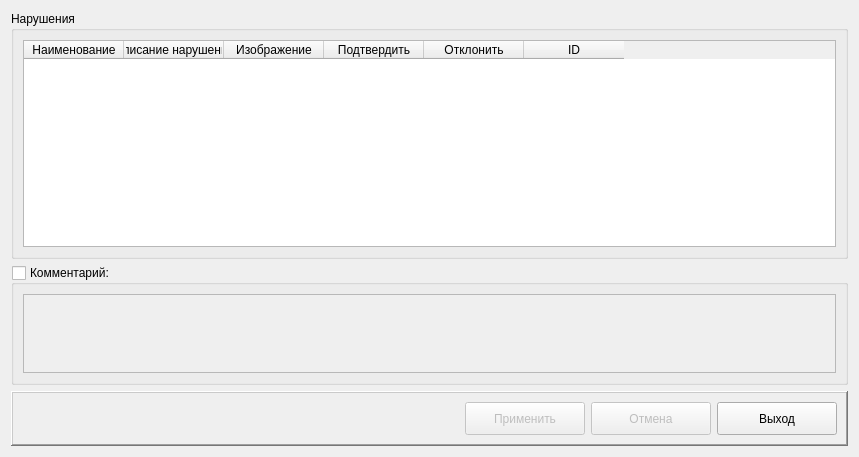
Old version of the form arm_o/d_editaudit.ui in the repository levdikandrey/DataCollector.
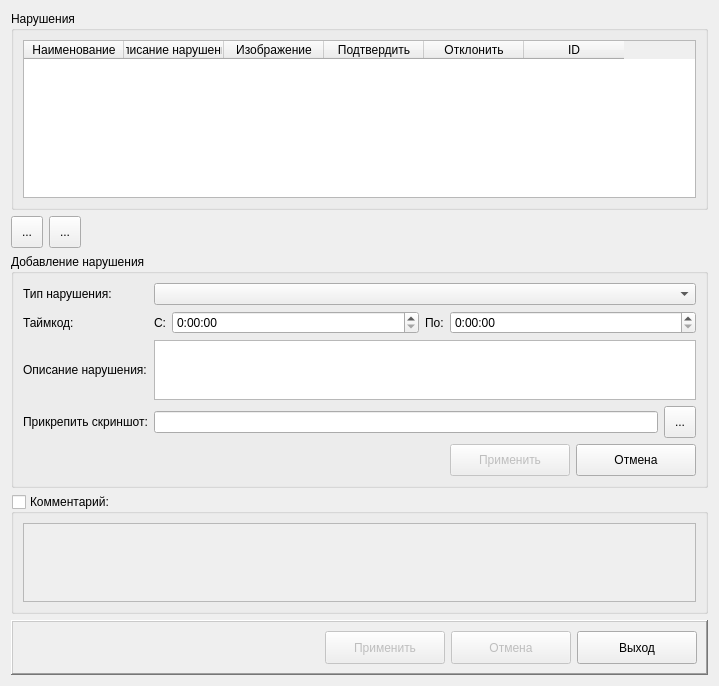
New version of the form. Icons and pictures are not drawn.

Commit message: Экспертам добавлена возможность добавлять и удалять нарушения

Diff of the .ui file:
```diff
--- a/arm_o/d_editaudit.ui
+++ b/arm_o/d_editaudit.ui
@@ -6,15 +6,90 @@
    <rect>
     <x>0</x>
     <y>0</y>
-    <width>859</width>
-    <height>457</height>
+    <width>719</width>
+    <height>686</height>
    </rect>
   </property>
   <property name="windowTitle">
    <string>Экспертиза</string>
   </property>
-  <layout class="QGridLayout" name="gridLayout_3">
-   <item row="1" column="0">
+  <layout class="QGridLayout" name="gridLayout_4">
+   <item row="0" column="0" colspan="3">
+    <widget class="QGroupBox" name="groupBox">
+     <property name="sizePolicy">
+      <sizepolicy hsizetype="Preferred" vsizetype="Expanding">
+       <horstretch>0</horstretch>
+       <verstretch>0</verstretch>
+      </sizepolicy>
+     </property>
+     <property name="title">
+      <string>Нарушения</string>
+     </property>
+     <layout class="QGridLayout" name="gridLayout">
+      <item row="0" column="0">
+       <widget class="QTableWidget" name="tableWidgetViolation">
+        <property name="selectionBehavior">
+         <enum>QAbstractItemView::SelectRows</enum>
+        </property>
+        <attribute name="horizontalHeaderMinimumSectionSize">
+         <number>0</number>
+        </attribute>
+        <column>
+         <property name="text">
+          <string>Наименование</string>
+         </property>
+        </column>
+        <column>
+         <property name="text">
+          <string>Описание нарушения</string>
+         </property>
+        </column>
+        <column>
+         <property name="text">
+          <string>Изображение</string>
+         </property>
+        </column>
+        <column>
+         <property name="text">
+          <string>Подтвердить</string>
+         </property>
+        </column>
+        <column>
+         <property name="text">
+          <string>Отклонить</string>
+         </property>
+        </column>
+        <column>
+         <property name="text">
+          <string>ID</string>
+         </property>
+        </column>
+       </widget>
+      </item>
+     </layout>
+    </widget>
+   </item>
+   <item row="1" column="1">
+    <widget class="QToolButton" name="toolButtonDelete">
+     <property name="minimumSize">
+      <size>
+       <width>32</width>
+       <height>32</height>
+      </size>
+     </property>
+     <property name="toolTip">
+      <string>Удалить нарушение</string>
+     </property>
+     <property name="text">
+      <string>...</string>
+     </property>
+     <property name="icon">
+      <iconset resource="resource.qrc">
+       <normaloff>:/icons/icons/minus.png</normaloff>:/icons/icons/minus.png</iconset>
+     </property>
+    </widget>
+   </item>
+   <item row="3" column="0" colspan="3">
     <widget class="QGroupBox" name="groupBox_2">
      <property name="sizePolicy">
       <sizepolicy hsizetype="Preferred" vsizetype="MinimumExpanding">
@@ -63,7 +138,240 @@
      </layout>
     </widget>
    </item>
-   <item row="2" column="0">
+   <item row="1" column="2">
+    <spacer name="horizontalSpacer_2">
+     <property name="orientation">
+      <enum>Qt::Horizontal</enum>
+     </property>
+     <property name="sizeHint" stdset="0">
+      <size>
+       <width>622</width>
+       <height>20</height>
+      </size>
+     </property>
+    </spacer>
+   </item>
+   <item row="2" column="0" colspan="3">
+    <widget class="QGroupBox" name="groupBox_3">
+     <property name="title">
+      <string>Добавление нарушения</string>
+     </property>
+     <property name="checkable">
+      <bool>false</bool>
+     </property>
+     <layout class="QGridLayout" name="gridLayout_3">
+      <item row="0" column="0">
+       <widget class="QLabel" name="label_4">
+        <property name="text">
+         <string>Тип нарушения:</string>
+        </property>
+       </widget>
+      </item>
+      <item row="0" column="1" colspan="2">
+       <widget class="QComboBox" name="comboBoxViolation"/>
+      </item>
+      <item row="1" column="0">
+       <widget class="QLabel" name="label_9">
+        <property name="text">
+         <string>Таймкод:</string>
+        </property>
+       </widget>
+      </item>
+      <item row="1" column="1" colspan="2">
+       <layout class="QHBoxLayout" name="horizontalLayout_3">
+        <item>
+         <widget class="QLabel" name="label_7">
+          <property name="sizePolicy">
+           <sizepolicy hsizetype="Preferred" vsizetype="Preferred">
+            <horstretch>0</horstretch>
+            <verstretch>0</verstretch>
+           </sizepolicy>
+          </property>
+          <property name="text">
+           <string>С:</string>
+          </property>
+          <property name="alignment">
+           <set>Qt::AlignRight|Qt::AlignTrailing|Qt::AlignVCenter</set>
+          </property>
+         </widget>
+        </item>
+        <item>
+         <widget class="QTimeEdit" name="timeEditBegin">
+          <property name="sizePolicy">
+           <sizepolicy hsizetype="MinimumExpanding" vsizetype="Fixed">
+            <horstretch>0</horstretch>
+            <verstretch>0</verstretch>
+           </sizepolicy>
+          </property>
+          <property name="displayFormat">
+           <string>H:mm:ss</string>
+          </property>
+         </widget>
+        </item>
+        <item>
+         <widget class="QLabel" name="label_8">
+          <property name="text">
+           <string>По:</string>
+          </property>
+         </widget>
+        </item>
+        <item>
+         <widget class="QTimeEdit" name="timeEditEnd">
+          <property name="sizePolicy">
+           <sizepolicy hsizetype="MinimumExpanding" vsizetype="Fixed">
+            <horstretch>0</horstretch>
+            <verstretch>0</verstretch>
+           </sizepolicy>
+          </property>
+          <property name="displayFormat">
+           <string>H:mm:ss</string>
+          </property>
+         </widget>
+        </item>
+       </layout>
+      </item>
+      <item row="2" column="0">
+       <widget class="QLabel" name="label_5">
+        <property name="text">
+         <string>Описание нарушения:</string>
+        </property>
+       </widget>
+      </item>
+      <item row="2" column="1" colspan="2">
+       <widget class="QTextEdit" name="textEditViolation">
+        <property name="sizePolicy">
+         <sizepolicy hsizetype="Expanding" vsizetype="Preferred">
+          <horstretch>0</horstretch>
+          <verstretch>0</verstretch>
+         </sizepolicy>
+        </property>
+        <property name="minimumSize">
+         <size>
+          <width>0</width>
+          <height>60</height>
+         </size>
+        </property>
+        <property name="maximumSize">
+         <size>
+          <width>16777215</width>
+          <height>80</height>
+         </size>
+        </property>
+       </widget>
+      </item>
+      <item row="3" column="0">
+       <widget class="QLabel" name="label_6">
+        <property name="text">
+         <string>Прикрепить скриншот:</string>
+        </property>
+       </widget>
+      </item>
+      <item row="3" column="1">
+       <widget class="QLineEdit" name="lineEditScreenShot">
+        <property name="readOnly">
+         <bool>true</bool>
+        </property>
+       </widget>
+      </item>
+      <item row="3" column="2">
+       <widget class="QToolButton" name="toolButtonAttach">
+        <property name="minimumSize">
+         <size>
+          <width>32</width>
+          <height>32</height>
+         </size>
+        </property>
+        <property name="text">
+         <string>...</string>
+        </property>
+        <property name="icon">
+         <iconset resource="resource.qrc">
+          <normaloff>:/icons/icons/attach.png</normaloff>:/icons/icons/attach.png</iconset>
+        </property>
+       </widget>
+      </item>
+      <item row="4" column="0" colspan="3">
+       <layout class="QHBoxLayout" name="horizontalLayout_2">
+        <item>
+         <spacer name="horizontalSpacer_3">
+          <property name="orientation">
+           <enum>Qt::Horizontal</enum>
+          </property>
+          <property name="sizeHint" stdset="0">
+           <size>
+            <width>40</width>
+            <height>20</height>
+           </size>
+          </property>
+         </spacer>
+        </item>
+        <item>
+         <widget class="QPushButton" name="pushButtonApplyViolation">
+          <property name="enabled">
+           <bool>false</bool>
+          </property>
+          <property name="minimumSize">
+           <size>
+            <width>120</width>
+            <height>32</height>
+           </size>
+          </property>
+          <property name="maximumSize">
+           <size>
+            <width>120</width>
+            <height>16777215</height>
+           </size>
+          </property>
+          <property name="text">
+           <string>Применить</string>
+          </property>
+          <property name="icon">
+           <iconset resource="resource.qrc">
+            <normaloff>:/icons/icons/ok.png</normaloff>:/icons/icons/ok.png</iconset>
+          </property>
+          <property name="iconSize">
+           <size>
+            <width>24</width>
+            <height>24</height>
+           </size>
+          </property>
+         </widget>
+        </item>
+        <item>
+         <widget class="QPushButton" name="pushButtonCancelViolation">
+          <property name="minimumSize">
+           <size>
+            <width>120</width>
+            <height>32</height>
+           </size>
+          </property>
+          <property name="maximumSize">
+           <size>
+            <width>120</width>
+            <height>16777215</height>
+           </size>
+          </property>
+          <property name="text">
+           <string>Отмена</string>
+          </property>
+          <property name="icon">
+           <iconset resource="resource.qrc">
+            <normaloff>:/icons/icons/cancel.png</normaloff>:/icons/icons/cancel.png</iconset>
+          </property>
+          <property name="iconSize">
+           <size>
+            <width>24</width>
+            <height>24</height>
+           </size>
+          </property>
+         </widget>
+        </item>
+       </layout>
+      </item>
+     </layout>
+    </widget>
+   </item>
+   <item row="4" column="0" colspan="3">
     <widget class="QFrame" name="frame">
      <property name="frameShape">
       <enum>QFrame::WinPanel</enum>
@@ -163,59 +471,24 @@
      </layout>
     </widget>
    </item>
-   <item row="0" column="0">
-    <widget class="QGroupBox" name="groupBox">
-     <property name="sizePolicy">
-      <sizepolicy hsizetype="Preferred" vsizetype="Expanding">
-       <horstretch>0</horstretch>
-       <verstretch>0</verstretch>
-      </sizepolicy>
+   <item row="1" column="0">
+    <widget class="QToolButton" name="toolButtonAdd">
+     <property name="minimumSize">
+      <size>
+       <width>32</width>
+       <height>32</height>
+      </size>
      </property>
-     <property name="title">
-      <string>Нарушения</string>
+     <property name="toolTip">
+      <string>Добавить нарушение</string>
      </property>
-     <layout class="QGridLayout" name="gridLayout">
-      <item row="0" column="0">
-       <widget class="QTableWidget" name="tableWidgetViolation">
-        <property name="selectionBehavior">
-         <enum>QAbstractItemView::SelectRows</enum>
-        </property>
-        <attribute name="horizontalHeaderMinimumSectionSize">
-         <number>0</number>
-        </attribute>
-        <column>
-         <property name="text">
-          <string>Наименование</string>
-         </property>
-        </column>
-        <column>
-         <property name="text">
-          <string>Описание нарушения</string>
-         </property>
-        </column>
-        <column>
-         <property name="text">
-          <string>Изображение</string>
-         </property>
-        </column>
-        <column>
-         <property name="text">
-          <string>Подтвердить</string>
-         </property>
-        </column>
-        <column>
-         <property name="text">
-          <string>Отклонить</string>
-         </property>
-        </column>
-        <column>
-         <property name="text">
-          <string>ID</string>
-         </property>
-        </column>
-       </widget>
-      </item>
-     </layout>
+     <property name="text">
+      <string>...</string>
+     </property>
+     <property name="icon">
+      <iconset resource="resource.qrc">
+       <normaloff>:/icons/icons/plus.png</normaloff>:/icons/icons/plus.png</iconset>
+     </property>
     </widget>
    </item>
   </layout>
```
Left out of the diff: 154 changed lines with no effect on the pictures. The commit also changes 5 other files.
